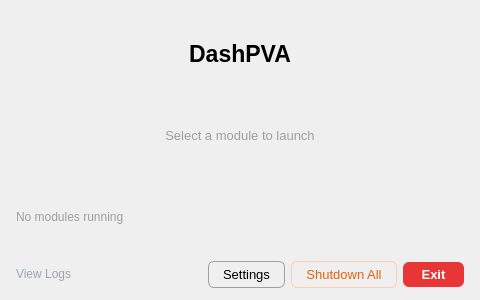
This is src/dashpva/gui/launcher/launcher.ui in AdvancedPhotonSource/DashPVA as Qt 5 draws it before an edit. The edited form follows.
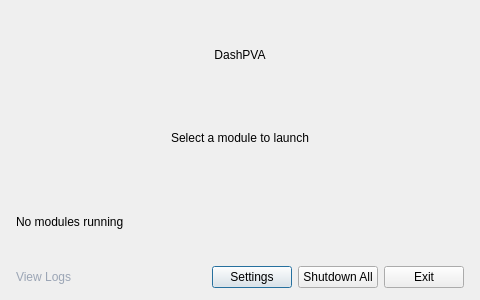
This is the edited form.

Commit message:
refactor: template theme.qss from theme_colors.py via $VARIABLE substitution
feat: add ROI_1–ROI_4 aliases, LOCK_BG, LOCK_BORDER, SIM_BG to theme_colors.py

change: replace all hardcoded hex and pt values in theme.qss with $VARIABLE and $FONT_* tokens

change: migrate all inline styleSheet blocks from 8 .ui files into theme.qss

Resolves #68

Patch:
```diff
--- a/src/dashpva/gui/launcher/launcher.ui
+++ b/src/dashpva/gui/launcher/launcher.ui
@@ -19,115 +19,6 @@
   <property name="windowTitle">
    <string>DashPVA Launcher</string>
   </property>
-  <property name="styleSheet">
-   <string notr="true">
-QDialog {
-    background-color: palette(window);
-}
-
-QLabel#lbl_header {
-    font-size: 17pt;
-    font-weight: 700;
-    color: palette(window-text);
-}
-
-QLabel#lbl_subtitle {
-    font-size: 10pt;
-    color: palette(dark);
-}
-
-QLabel#lbl_status {
-    font-size: 9pt;
-    color: palette(dark);
-}
-
-
-QPushButton {
-    background-color: palette(button);
-    color: palette(button-text);
-    border: 1px solid palette(mid);
-    border-radius: 7px;
-    padding: 9px 14px;
-    font-size: 10pt;
-    font-weight: 500;
-    text-align: left;
-}
-
-QPushButton:hover {
-    background-color: palette(highlight);
-    border-color: palette(highlight);
-    color: palette(highlighted-text);
-}
-
-QPushButton:pressed {
-    background-color: palette(dark);
-    border-color: palette(highlight);
-}
-
-QPushButton:disabled {
-    background-color: palette(midlight);
-    border-color: palette(mid);
-    color: palette(dark);
-}
-
-QPushButton#btn_settings {
-    background: transparent;
-    color: palette(window-text);
-    border: 1px solid palette(dark);
-    border-radius: 6px;
-    padding: 5px 14px;
-    font-size: 10pt;
-    font-weight: normal;
-    text-align: center;
-}
-
-QPushButton#btn_settings:hover {
-    background-color: palette(midlight);
-    color: palette(window-text);
-    border-color: palette(dark);
-}
-
-QPushButton#btn_shutdown_all {
-    background: transparent;
-    color: #E8600A;
-    border: 1px solid #FBCFB0;
-    border-radius: 6px;
-    padding: 5px 14px;
-    font-size: 10pt;
-    font-weight: normal;
-    text-align: center;
-}
-
-QPushButton#btn_shutdown_all:hover {
-    background-color: palette(midlight);
-    border-color: #F5A77A;
-}
-
-QPushButton#btn_shutdown_all:disabled {
-    color: palette(dark);
-    border-color: palette(mid);
-}
-
-QPushButton#btn_exit {
-    background-color: #E83535;
-    color: #FFFFFF;
-    border: none;
-    border-radius: 6px;
-    padding: 5px 18px;
-    font-size: 10pt;
-    font-weight: 600;
-    text-align: center;
-}
-
-QPushButton#btn_exit:hover {
-    background-color: #D12B2B;
-}
-
-QPushButton#btn_exit:pressed {
-    background-color: #B82020;
-}
-   </string>
-  </property>
   <layout class="QVBoxLayout" name="verticalLayout">
    <property name="spacing">
     <number>6</number>
```
The commit also changes 9 other files.
